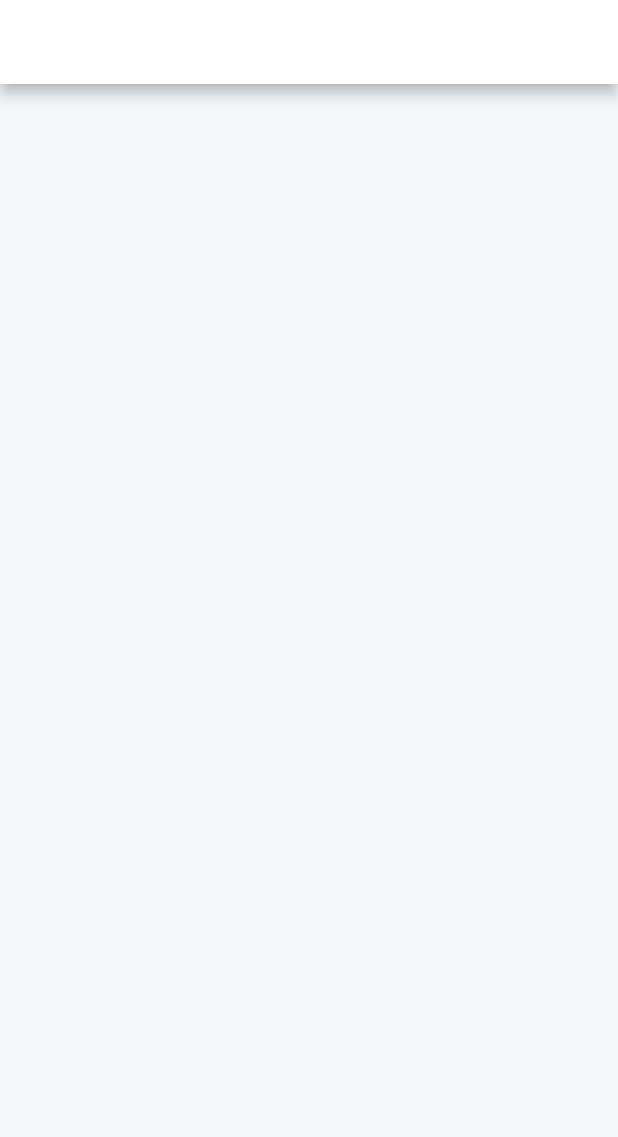
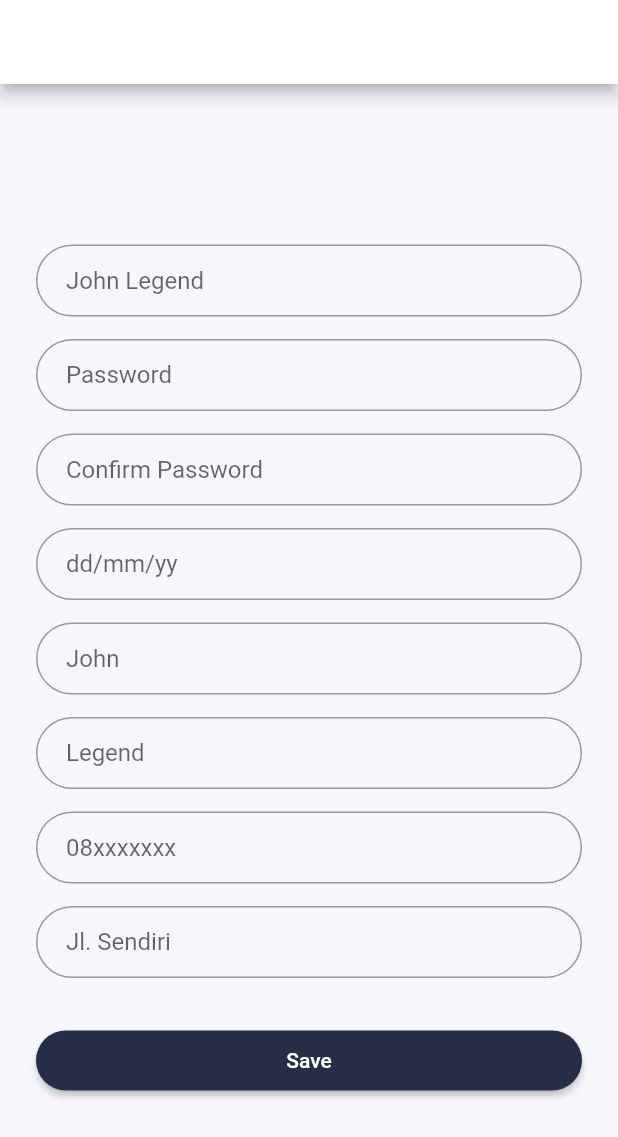
Before and after one commit to PKL-Floo-Intership/Membership, a Flutter app: the Profile screen opened by its route, on a phone screen of 412 x 824 dp. Shown: the top 1137 px of the screen. Run offline on Flutter 3.47's test engine with Material 2 defaults, Android fonts, the phone set to English and light mode, and no system bars.

Commit message:
change hint confirm password

```diff
--- a/lib/tab_bar/profile_view.dart
+++ b/lib/tab_bar/profile_view.dart
@@ -1,15 +1,156 @@
 import 'package:flutter/material.dart';
 import 'package:membership/shared/app_colors.dart' as app_color;
 
-class Profile extends StatelessWidget {
+
+class Profile extends StatelessWidget{
   @override
   Widget build(BuildContext context) {
+
+    final username = TextFormField(
+      keyboardType: TextInputType.text,
+      autofocus: false,
+      initialValue: '',
+      decoration: InputDecoration(
+        hintText: 'John Legend',
+        contentPadding: EdgeInsets.fromLTRB(20.0, 10.0, 20.0, 10.0),
+        border: OutlineInputBorder(borderRadius: BorderRadius.circular(32.0)),
+      ),
+    );
+
+    final password = TextFormField(
+      autofocus: false,
+      initialValue: '',
+      obscureText: true,
+      decoration: InputDecoration(
+        hintText: 'Password',
+        contentPadding: EdgeInsets.fromLTRB(20.0, 10.0, 20.0, 10.0),
+        border: OutlineInputBorder(borderRadius: BorderRadius.circular(32.0)),
+      ),
+    );
+
+    final confirmPassword = TextFormField(
+      autofocus: false,
+      initialValue: '',
+      obscureText: true,
+      decoration: InputDecoration(
+        hintText: 'Confirm Password',
+        contentPadding: EdgeInsets.fromLTRB(20.0, 10.0, 20.0, 10.0),
+        border: OutlineInputBorder(borderRadius: BorderRadius.circular(32.0)),
+      ),
+    );
+
+    final birthday = TextFormField(
+      keyboardType: TextInputType.datetime,
+      autofocus: false,
+      initialValue: '',
+      decoration: InputDecoration(
+        hintText: 'dd/mm/yy',
+        contentPadding: EdgeInsets.fromLTRB(20.0, 10.0, 20.0, 10.0),
+        border: OutlineInputBorder(borderRadius: BorderRadius.circular(32.0)),
+      ),
+    );
+
+    final namaDepan = TextFormField(
+      keyboardType: TextInputType.text,
+      autofocus: false,
+      initialValue: '',
+      decoration: InputDecoration(
+        hintText: 'John',
+        contentPadding: EdgeInsets.fromLTRB(20.0, 10.0, 20.0, 10.0),
+        border: OutlineInputBorder(borderRadius: BorderRadius.circular(32.0)),
+      ),
+    );
+
+    final namaBelakang = TextFormField(
+      keyboardType: TextInputType.text,
+      autofocus: false,
+      initialValue: '',
+      decoration: InputDecoration(
+        hintText: 'Legend',
+        contentPadding: EdgeInsets.fromLTRB(20.0, 10.0, 20.0, 10.0),
+        border: OutlineInputBorder(borderRadius: BorderRadius.circular(32.0)),
+      ),
+    );
+
+    final noHP = TextFormField(
+      keyboardType: TextInputType.phone,
+      autofocus: false,
+      initialValue: '',
+      decoration: InputDecoration(
+        hintText: '08xxxxxxx',
+        contentPadding: EdgeInsets.fromLTRB(20.0, 10.0, 20.0, 10.0),
+        border: OutlineInputBorder(borderRadius: BorderRadius.circular(32.0)),
+      ),
+    );
+
+    final idNumber = TextFormField(
+      keyboardType: TextInputType.number,
+      autofocus: false,
+      initialValue: '',
+      decoration: InputDecoration(
+        hintText: 'John Legend',
+        contentPadding: EdgeInsets.fromLTRB(20.0, 10.0, 20.0, 10.0),
+        border: OutlineInputBorder(borderRadius: BorderRadius.circular(32.0)),
+      ),
+    );
+
+    final alamat = TextFormField(
+      keyboardType: TextInputType.text,
+      autofocus: false,
+      initialValue: '',
+      decoration: InputDecoration(
+        hintText: 'Jl. Sendiri',
+        contentPadding: EdgeInsets.fromLTRB(20.0, 10.0, 20.0, 10.0),
+        border: OutlineInputBorder(borderRadius: BorderRadius.circular(32.0),),
+      ),
+    );
+
+    final saveButton = Padding(
+      padding: EdgeInsets.symmetric(vertical: 16.0),
+      child: RaisedButton(
+        shape: RoundedRectangleBorder(
+          borderRadius: BorderRadius.circular(24),
+        ),
+        onPressed: () {
+          // Navigator.of(context).pushNamed(HomePage.tag);
+        },
+        padding: EdgeInsets.all(12),
+        color: app_color.icon,
+        child: Text('Save', style: TextStyle(color: Colors.white)),
+      ),
+    );
+
     return Scaffold(
       backgroundColor: app_color.backgroundApp,
       appBar: new AppBar(
         backgroundColor: app_color.bar,
         title: new Text("Profile Details"),
       ),
+      body: Center(
+        child: ListView(
+          shrinkWrap: true,
+          padding: EdgeInsets.only(left: 24.0, right: 24.0, top: 30),
+          children: <Widget>[
+            username,
+            SizedBox(height: 15.0),
+            password,
+            SizedBox(height: 15.0),
+            confirmPassword,
+            SizedBox(height: 15.0),
+            birthday,
+            SizedBox(height: 15.0),
+            namaDepan,
+            SizedBox(height: 15.0),
+            namaBelakang,
+            SizedBox(height: 15.0),
+            noHP,
+            SizedBox(height: 15.0),
+            alamat,
+            SizedBox(height: 15.0),
+            saveButton
+          ],
+        ),
+      ),
     );
   }
 }
```
